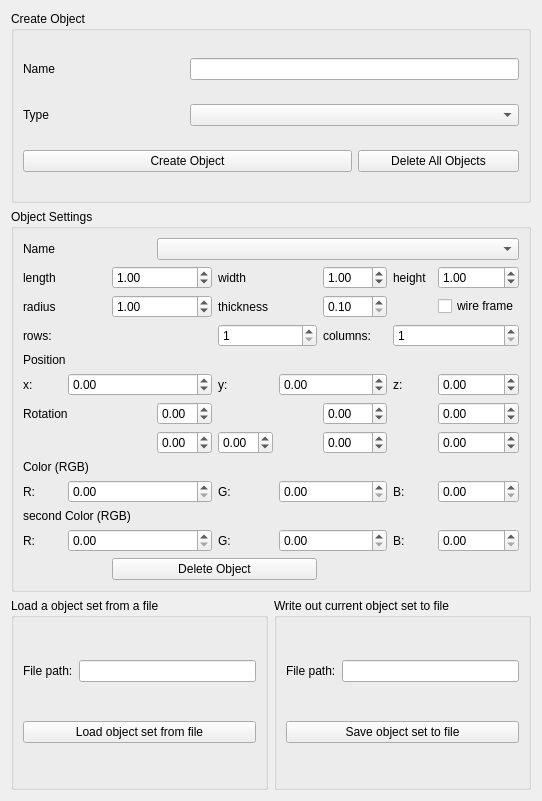
cedar/cedar, file cedar/auxiliaries/gui/SceneWidget.ui: the form before one commit.
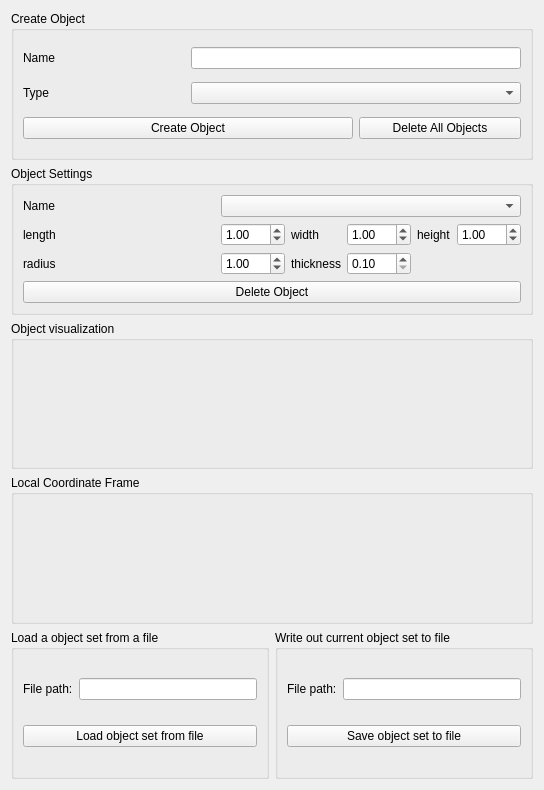
The form after the commit.

The edit to the form file:
```diff
--- a/cedar/auxiliaries/gui/SceneWidget.ui
+++ b/cedar/auxiliaries/gui/SceneWidget.ui
@@ -6,8 +6,8 @@
    <rect>
     <x>0</x>
     <y>0</y>
-    <width>542</width>
-    <height>801</height>
+    <width>544</width>
+    <height>790</height>
    </rect>
   </property>
   <property name="focusPolicy">
@@ -64,7 +64,7 @@
      </layout>
     </widget>
    </item>
-   <item row="2" column="0">
+   <item row="4" column="0">
     <widget class="QGroupBox" name="mpGroupBoxLoad">
      <property name="title">
       <string>Load a object set from a file</string>
@@ -90,7 +90,7 @@
      </layout>
     </widget>
    </item>
-   <item row="2" column="1">
+   <item row="4" column="1">
     <widget class="QGroupBox" name="mpGroupBoxSave">
      <property name="title">
       <string>Write out current object set to file</string>
@@ -106,7 +106,7 @@
       <item row="0" column="1">
        <widget class="QLineEdit" name="mpSavePathLineEdit"/>
       </item>
-      <item row="1" column="0" colspan="2">
+      <item row="2" column="0" colspan="2">
        <widget class="QPushButton" name="mpPushButtonSaveSet">
         <property name="text">
          <string>Save object set to file</string>
@@ -124,238 +124,25 @@
      <property name="title">
       <string>Object Settings</string>
      </property>
-     <layout class="QGridLayout" name="gridLayout_2">
-      <item row="0" column="0" colspan="2">
+     <layout class="QGridLayout" name="gridLayout_2" columnstretch="1,0,0,0,0,0,0">
+      <item row="0" column="0">
        <widget class="QLabel" name="mpLabelName_2">
         <property name="text">
          <string>Name</string>
         </property>
        </widget>
       </item>
-      <item row="0" column="3" colspan="6">
+      <item row="0" column="1" colspan="6">
        <widget class="QComboBox" name="mpComboBoxName"/>
       </item>
-      <item row="5" column="0" colspan="4">
-       <widget class="QLabel" name="mpLabelChessboardSize">
-        <property name="text">
-         <string>rows:</string>
-        </property>
-       </widget>
-      </item>
-      <item row="6" column="0" colspan="3">
-       <widget class="QLabel" name="mpLabelPosition">
-        <property name="text">
-         <string>Position</string>
-        </property>
-       </widget>
-      </item>
-      <item row="7" column="0">
-       <widget class="QLabel" name="mpLabelPositionX">
-        <property name="text">
-         <string>x:</string>
-        </property>
-       </widget>
-      </item>
-      <item row="7" column="1" colspan="3">
-       <widget class="QDoubleSpinBox" name="mpDoubleSpinBoxPositionX">
-        <property name="minimum">
-         <double>-1500.000000000000000</double>
-        </property>
-        <property name="maximum">
-         <double>1500.000000000000000</double>
-        </property>
-        <property name="singleStep">
-         <double>1.000000000000000</double>
-        </property>
-       </widget>
-      </item>
-      <item row="7" column="4">
-       <widget class="QLabel" name="mpLabelPositionY">
-        <property name="text">
-         <string>y:</string>
-        </property>
-       </widget>
-      </item>
-      <item row="7" column="5" colspan="2">
-       <widget class="QDoubleSpinBox" name="mpDoubleSpinBoxPositionY">
-        <property name="minimum">
-         <double>-1500.000000000000000</double>
-        </property>
-        <property name="maximum">
-         <double>1500.000000000000000</double>
-        </property>
-        <property name="singleStep">
-         <double>1.000000000000000</double>
-        </property>
-        <property name="value">
-         <double>0.000000000000000</double>
-        </property>
-       </widget>
-      </item>
-      <item row="7" column="7">
-       <widget class="QLabel" name="mpLabelPositionZ">
-        <property name="text">
-         <string>z:</string>
-        </property>
-       </widget>
-      </item>
-      <item row="7" column="8">
-       <widget class="QDoubleSpinBox" name="mpDoubleSpinBoxPositionZ">
-        <property name="minimum">
-         <double>-1500.000000000000000</double>
-        </property>
-        <property name="maximum">
-         <double>1500.000000000000000</double>
-        </property>
-        <property name="singleStep">
-         <double>1.000000000000000</double>
-        </property>
-       </widget>
-      </item>
-      <item row="8" column="0" colspan="3">
-       <widget class="QLabel" name="mpLabelRotation">
-        <property name="text">
-         <string>Rotation</string>
-        </property>
-       </widget>
-      </item>
-      <item row="9" column="8">
-       <widget class="QDoubleSpinBox" name="mpDoubleSpinBoxRotation3">
-        <property name="minimum">
-         <double>-5.000000000000000</double>
-        </property>
-        <property name="maximum">
-         <double>5.000000000000000</double>
-        </property>
-        <property name="singleStep">
-         <double>0.100000000000000</double>
-        </property>
-       </widget>
-      </item>
-      <item row="10" column="0" colspan="3">
-       <widget class="QLabel" name="mpLabelColor">
-        <property name="text">
-         <string>Color (RGB)</string>
-        </property>
-       </widget>
-      </item>
-      <item row="11" column="0">
-       <widget class="QLabel" name="mpLabelColorR_1">
-        <property name="text">
-         <string>R:</string>
-        </property>
-       </widget>
-      </item>
-      <item row="11" column="1" colspan="3">
-       <widget class="QDoubleSpinBox" name="mpDoubleSpinBoxColorR">
-        <property name="maximum">
-         <double>1.000000000000000</double>
-        </property>
-        <property name="singleStep">
-         <double>0.050000000000000</double>
-        </property>
-       </widget>
-      </item>
-      <item row="11" column="4">
-       <widget class="QLabel" name="mpLabelColorG_1">
-        <property name="text">
-         <string>G:</string>
-        </property>
-       </widget>
-      </item>
-      <item row="11" column="5" colspan="2">
-       <widget class="QDoubleSpinBox" name="mpDoubleSpinBoxColorG">
-        <property name="maximum">
-         <double>1.000000000000000</double>
-        </property>
-        <property name="singleStep">
-         <double>0.050000000000000</double>
-        </property>
-       </widget>
-      </item>
-      <item row="11" column="7">
-       <widget class="QLabel" name="mpLabelColorB_1">
-        <property name="text">
-         <string>B:</string>
-        </property>
-       </widget>
-      </item>
-      <item row="11" column="8">
-       <widget class="QDoubleSpinBox" name="mpDoubleSpinBoxColorB">
-        <property name="maximum">
-         <double>1.000000000000000</double>
-        </property>
-        <property name="singleStep">
-         <double>0.050000000000000</double>
-        </property>
-       </widget>
-      </item>
-      <item row="12" column="0" colspan="5">
-       <widget class="QLabel" name="mpLabelSecondColor">
-        <property name="text">
-         <string>second Color (RGB)</string>
-        </property>
-       </widget>
-      </item>
-      <item row="13" column="0">
-       <widget class="QLabel" name="mpLabelColorR_2">
-        <property name="text">
-         <string>R:</string>
-        </property>
-       </widget>
-      </item>
-      <item row="13" column="1" colspan="3">
-       <widget class="QDoubleSpinBox" name="mpDoubleSpinBoxSecondColorR">
-        <property name="maximum">
-         <double>1.000000000000000</double>
-        </property>
-        <property name="singleStep">
-         <double>0.050000000000000</double>
-        </property>
-       </widget>
-      </item>
-      <item row="13" column="4">
-       <widget class="QLabel" name="mpLabelColorG_2">
-        <property name="text">
-         <string>G:</string>
-        </property>
-       </widget>
-      </item>
-      <item row="13" column="5" colspan="2">
-       <widget class="QDoubleSpinBox" name="mpDoubleSpinBoxSecondColorG">
-        <property name="maximum">
-         <double>1.000000000000000</double>
-        </property>
-        <property name="singleStep">
-         <double>0.050000000000000</double>
-        </property>
-       </widget>
-      </item>
-      <item row="13" column="7">
-       <widget class="QLabel" name="mpLabelColorB_2">
-        <property name="text">
-         <string>B:</string>
-        </property>
-       </widget>
-      </item>
-      <item row="13" column="8">
-       <widget class="QDoubleSpinBox" name="mpDoubleSpinBoxSecondColorB">
-        <property name="maximum">
-         <double>1.000000000000000</double>
-        </property>
-        <property name="singleStep">
-         <double>0.050000000000000</double>
-        </property>
-       </widget>
-      </item>
-      <item row="14" column="2" colspan="4">
+      <item row="3" column="0" colspan="7">
        <widget class="QPushButton" name="mpPushButtonDeleteObject">
         <property name="text">
          <string>Delete Object</string>
         </property>
        </widget>
       </item>
-      <item row="2" column="8">
+      <item row="1" column="6">
        <widget class="QDoubleSpinBox" name="mpDoubleSpinBoxHeight">
         <property name="minimum">
          <double>0.100000000000000</double>
@@ -371,44 +158,28 @@
         </property>
        </widget>
       </item>
-      <item row="2" column="7">
+      <item row="1" column="5">
        <widget class="QLabel" name="mpLabelHeight">
         <property name="text">
          <string>height</string>
         </property>
        </widget>
       </item>
-      <item row="2" column="2" colspan="2">
-       <widget class="QDoubleSpinBox" name="mpDoubleSpinBoxLength">
-        <property name="minimum">
-         <double>0.100000000000000</double>
-        </property>
-        <property name="maximum">
-         <double>500.000000000000000</double>
-        </property>
-        <property name="singleStep">
-         <double>0.100000000000000</double>
-        </property>
-        <property name="value">
-         <double>1.000000000000000</double>
-        </property>
-       </widget>
-      </item>
-      <item row="2" column="0" colspan="2">
+      <item row="1" column="0">
        <widget class="QLabel" name="mpLabelLenght">
         <property name="text">
          <string>length</string>
         </property>
        </widget>
       </item>
-      <item row="2" column="4" colspan="2">
+      <item row="1" column="3">
        <widget class="QLabel" name="mpLabelWidth">
         <property name="text">
          <string>width</string>
         </property>
        </widget>
       </item>
-      <item row="2" column="6">
+      <item row="1" column="4">
        <widget class="QDoubleSpinBox" name="mpDoubleSpinBoxWidth">
         <property name="minimum">
          <double>0.100000000000000</double>
@@ -424,14 +195,14 @@
         </property>
        </widget>
       </item>
-      <item row="4" column="0">
+      <item row="2" column="0">
        <widget class="QLabel" name="mpLabelRadius">
         <property name="text">
          <string>radius</string>
         </property>
        </widget>
       </item>
-      <item row="4" column="2" colspan="2">
+      <item row="2" column="1" colspan="2">
        <widget class="QDoubleSpinBox" name="mpDoubleSpinBoxRadius">
         <property name="minimum">
          <double>0.100000000000000</double>
@@ -447,7 +218,7 @@
         </property>
        </widget>
       </item>
-      <item row="4" column="6">
+      <item row="2" column="4">
        <widget class="QDoubleSpinBox" name="mpDoubleSpinBoxThickness">
         <property name="minimum">
          <double>0.100000000000000</double>
@@ -460,140 +231,48 @@
         </property>
        </widget>
       </item>
-      <item row="4" column="4">
+      <item row="2" column="3">
        <widget class="QLabel" name="label_3">
         <property name="text">
          <string>thickness</string>
         </property>
        </widget>
       </item>
-      <item row="4" column="8">
-       <widget class="QCheckBox" name="mpWireFrameCheckBox">
-        <property name="enabled">
-         <bool>true</bool>
-        </property>
-        <property name="text">
-         <string>wire frame</string>
-        </property>
-       </widget>
-      </item>
-      <item row="5" column="7" colspan="2">
-       <widget class="QSpinBox" name="mpSpinBoxChessboardColumns">
+      <item row="1" column="1" colspan="2">
+       <widget class="QDoubleSpinBox" name="mpDoubleSpinBoxLength">
         <property name="minimum">
-         <number>1</number>
-        </property>
-        <property name="maximum">
-         <number>25</number>
-        </property>
-        <property name="value">
-         <number>1</number>
-        </property>
-       </widget>
-      </item>
-      <item row="5" column="6">
-       <widget class="QLabel" name="label_4">
-        <property name="text">
-         <string>columns:</string>
-        </property>
-       </widget>
-      </item>
-      <item row="5" column="4" colspan="2">
-       <widget class="QSpinBox" name="mpSpinBoxChessboardRows">
-        <property name="minimum">
-         <number>1</number>
-        </property>
-        <property name="maximum">
-         <number>25</number>
-        </property>
-        <property name="value">
-         <number>1</number>
-        </property>
-       </widget>
-      </item>
-      <item row="9" column="6">
-       <widget class="QDoubleSpinBox" name="mpDoubleSpinBoxRotation2">
-        <property name="decimals">
-         <number>2</number>
-        </property>
-        <property name="minimum">
-         <double>-5.000000000000000</double>
-        </property>
-        <property name="maximum">
-         <double>5.000000000000000</double>
-        </property>
-        <property name="singleStep">
          <double>0.100000000000000</double>
         </property>
-       </widget>
-      </item>
-      <item row="9" column="4">
-       <widget class="QDoubleSpinBox" name="mpDoubleSpinBoxRotation1">
-        <property name="minimum">
-         <double>-5.000000000000000</double>
-        </property>
         <property name="maximum">
-         <double>5.000000000000000</double>
+         <double>500.000000000000000</double>
         </property>
         <property name="singleStep">
          <double>0.100000000000000</double>
         </property>
-       </widget>
-      </item>
-      <item row="8" column="3">
-       <widget class="QDoubleSpinBox" name="mpRotateXSpinBox">
-        <property name="minimum">
-         <double>-5.000000000000000</double>
-        </property>
-        <property name="maximum">
-         <double>5.000000000000000</double>
-        </property>
-        <property name="singleStep">
-         <double>0.100000000000000</double>
-        </property>
-       </widget>
-      </item>
-      <item row="8" column="8">
-       <widget class="QDoubleSpinBox" name="mpRotateZSpinBox">
-        <property name="minimum">
-         <double>-5.000000000000000</double>
-        </property>
-        <property name="maximum">
-         <double>5.000000000000000</double>
-        </property>
-        <property name="singleStep">
-         <double>0.100000000000000</double>
-        </property>
-       </widget>
-      </item>
-      <item row="8" column="6">
-       <widget class="QDoubleSpinBox" name="mpRotateYSpinBox">
-        <property name="minimum">
-         <double>-5.000000000000000</double>
-        </property>
-        <property name="maximum">
-         <double>5.000000000000000</double>
-        </property>
-        <property name="singleStep">
-         <double>0.100000000000000</double>
-        </property>
-       </widget>
-      </item>
-      <item row="9" column="3">
-       <widget class="QDoubleSpinBox" name="mpDoubleSpinBoxRotation0">
-        <property name="minimum">
-         <double>-5.000000000000000</double>
-        </property>
-        <property name="maximum">
-         <double>5.000000000000000</double>
-        </property>
-        <property name="singleStep">
-         <double>0.100000000000000</double>
+        <property name="value">
+         <double>1.000000000000000</double>
         </property>
        </widget>
       </item>
      </layout>
     </widget>
    </item>
+   <item row="3" column="0" colspan="2">
+    <widget class="QGroupBox" name="groupBox">
+     <property name="title">
+      <string>Local Coordinate Frame</string>
+     </property>
+     <layout class="QVBoxLayout" name="mpRigidBodyWidgetLayout"/>
+    </widget>
+   </item>
+   <item row="2" column="0" colspan="2">
+    <widget class="QGroupBox" name="groupBox">
+     <property name="title">
+      <string>Object visualization</string>
+     </property>
+     <layout class="QVBoxLayout" name="mpRigidBodyVisualizationWidgetLayout"/>
+    </widget>
+   </item>
   </layout>
  </widget>
  <resources/>
```
Left out of the diff: 2 changed lines with no effect on the pictures.
